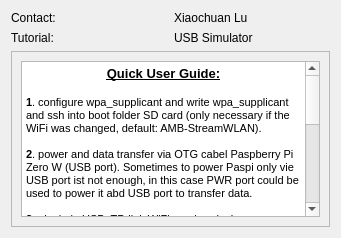
Old version of the form GUI/help.ui in the repository luxc1101/Raspi-USB-Simulator.
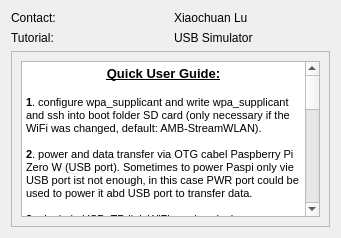
New version of the form.

Diff of the .ui file:
```diff
--- a/GUI/help.ui
+++ b/GUI/help.ui
@@ -88,7 +88,18 @@
 &lt;p style=&quot;-qt-paragraph-type:empty; margin-top:0px; margin-bottom:0px; margin-left:0px; margin-right:0px; -qt-block-indent:0; text-indent:0px; font-weight:600;&quot;&gt;&lt;br /&gt;&lt;/p&gt;
 &lt;p style=&quot; margin-top:0px; margin-bottom:0px; margin-left:0px; margin-right:0px; -qt-block-indent:0; text-indent:0px;&quot;&gt;&lt;span style=&quot; font-weight:600;&quot;&gt;6&lt;/span&gt;. in order to change filesystem only need to pick another filesystem from combobox and click &lt;span style=&quot; font-weight:600;&quot;&gt;Connect&lt;/span&gt;, to click disconnect first  is not nessary becasue it is automatic.&lt;/p&gt;
 &lt;p style=&quot;-qt-paragraph-type:empty; margin-top:0px; margin-bottom:0px; margin-left:0px; margin-right:0px; -qt-block-indent:0; text-indent:0px;&quot;&gt;&lt;br /&gt;&lt;/p&gt;
-&lt;p style=&quot; margin-top:0px; margin-bottom:0px; margin-left:0px; margin-right:0px; -qt-block-indent:0; text-indent:0px;&quot;&gt;&lt;span style=&quot; font-weight:600;&quot;&gt;7&lt;/span&gt;. send value or commad to putty via GUI is auch possible.&lt;/p&gt;&lt;/body&gt;&lt;/html&gt;</string>
+&lt;p style=&quot; margin-top:0px; margin-bottom:0px; margin-left:0px; margin-right:0px; -qt-block-indent:0; text-indent:0px;&quot;&gt;&lt;span style=&quot; font-weight:600;&quot;&gt;7&lt;/span&gt;. send value or commad to putty via GUI is auch possible.&lt;/p&gt;
+&lt;p style=&quot;-qt-paragraph-type:empty; margin-top:0px; margin-bottom:0px; margin-left:0px; margin-right:0px; -qt-block-indent:0; text-indent:0px;&quot;&gt;&lt;br /&gt;&lt;/p&gt;
+&lt;p align=&quot;center&quot; style=&quot; margin-top:0px; margin-bottom:0px; margin-left:0px; margin-right:0px; -qt-block-indent:0; text-indent:0px;&quot;&gt;&lt;span style=&quot; font-size:10pt; font-weight:600; text-decoration: underline;&quot;&gt;Update Info:&lt;/span&gt;&lt;/p&gt;
+&lt;p style=&quot; margin-top:0px; margin-bottom:0px; margin-left:0px; margin-right:0px; -qt-block-indent:0; text-indent:0px;&quot;&gt;&lt;span style=&quot; font-size:8pt; font-weight:600; text-decoration: underline;&quot;&gt;0.0.1: &lt;br /&gt;&lt;/span&gt;&lt;span style=&quot; font-size:8pt;&quot;&gt;+ basic version;&lt;/span&gt;&lt;/p&gt;
+&lt;p style=&quot; margin-top:0px; margin-bottom:0px; margin-left:0px; margin-right:0px; -qt-block-indent:0; text-indent:0px;&quot;&gt;&lt;span style=&quot; font-size:8pt;&quot;&gt;+ support different file systems;&lt;/span&gt;&lt;/p&gt;
+&lt;p style=&quot; margin-top:0px; margin-bottom:0px; margin-left:0px; margin-right:0px; -qt-block-indent:0; text-indent:0px;&quot;&gt;&lt;span style=&quot; font-size:8pt;&quot;&gt;+ watchdog; &lt;/span&gt;&lt;/p&gt;
+&lt;p style=&quot; margin-top:0px; margin-bottom:0px; margin-left:0px; margin-right:0px; -qt-block-indent:0; text-indent:0px;&quot;&gt;&lt;span style=&quot; font-size:8pt;&quot;&gt;+ samba remote folder;&lt;/span&gt;&lt;/p&gt;
+&lt;p style=&quot; margin-top:0px; margin-bottom:0px; margin-left:0px; margin-right:0px; -qt-block-indent:0; text-indent:0px;&quot;&gt;&lt;span style=&quot; font-size:8pt; font-weight:600; text-decoration: underline;&quot;&gt;0.0.2: &lt;/span&gt;&lt;/p&gt;
+&lt;p style=&quot; margin-top:0px; margin-bottom:0px; margin-left:0px; margin-right:0px; -qt-block-indent:0; text-indent:0px;&quot;&gt;&lt;span style=&quot; font-size:8pt;&quot;&gt;+ add wifi auto connection and disconnection; &lt;/span&gt;&lt;/p&gt;
+&lt;p style=&quot; margin-top:0px; margin-bottom:0px; margin-left:0px; margin-right:0px; -qt-block-indent:0; text-indent:0px;&quot;&gt;&lt;span style=&quot; font-size:8pt;&quot;&gt;+ fix cmd send line issue (after clicken clear the cmd content &lt;/span&gt;&lt;a href=&quot;https://doc.qt.io/qt-6/qlineedit.html&quot;&gt;&lt;span style=&quot; font-size:8pt; font-weight:600; text-decoration: underline; color:#0000ff;&quot;&gt;QLineEdit&lt;/span&gt;&lt;/a&gt;&lt;span style=&quot; font-size:8pt;&quot;&gt;); &lt;/span&gt;&lt;/p&gt;
+&lt;p style=&quot; margin-top:0px; margin-bottom:0px; margin-left:0px; margin-right:0px; -qt-block-indent:0; text-indent:0px;&quot;&gt;&lt;span style=&quot; font-size:8pt;&quot;&gt;+ change the file system from &lt;/span&gt;&lt;span style=&quot; font-size:8pt; text-decoration: underline;&quot;&gt;fat32&lt;/span&gt;&lt;span style=&quot; font-size:8pt;&quot;&gt; to &lt;/span&gt;&lt;span style=&quot; font-size:8pt; text-decoration: underline;&quot;&gt;ntfs&lt;/span&gt;&lt;span style=&quot; font-size:8pt;&quot;&gt; for not&lt;/span&gt;&lt;span style=&quot; font-size:8pt; text-decoration: underline;&quot;&gt;mib complicance media&lt;/span&gt;&lt;span style=&quot; font-size:8pt;&quot;&gt;;&lt;/span&gt;&lt;/p&gt;
+&lt;p style=&quot; margin-top:0px; margin-bottom:0px; margin-left:0px; margin-right:0px; -qt-block-indent:0; text-indent:0px;&quot;&gt;&lt;span style=&quot; font-size:8pt;&quot;&gt;+ change the remote folder path;&lt;/span&gt;&lt;/p&gt;&lt;/body&gt;&lt;/html&gt;</string>
          </property>
         </widget>
        </item>
```
